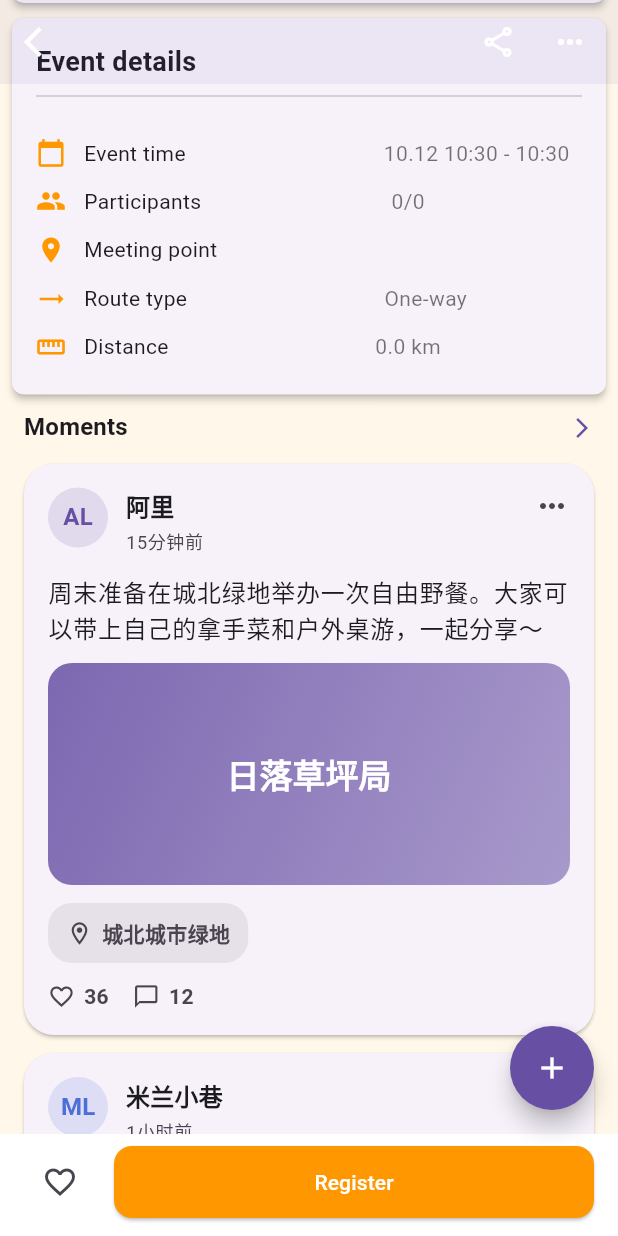
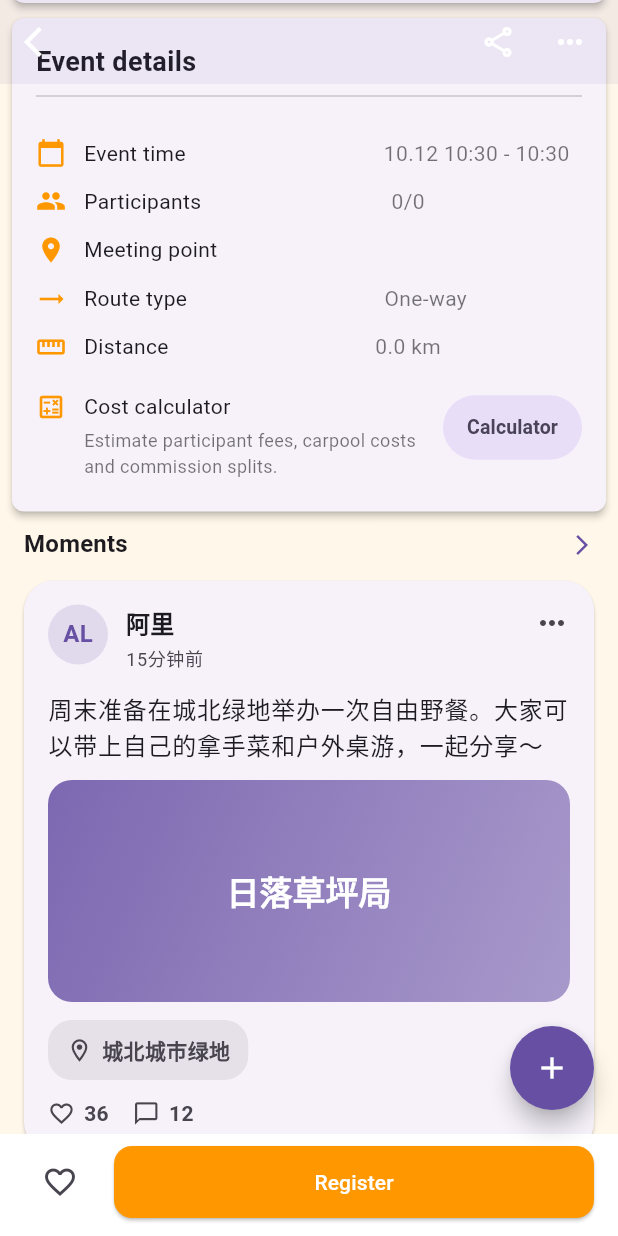
Before and after one commit to Kukutx/crew_app, a Flutter app: the EventDetailPage screen opened directly with empty values, scrolled down 576 dp, on a phone screen of 412 x 824 dp. Run offline on Flutter 3.47's test engine with Material 3 defaults, Android fonts, the phone set to English and light mode, and no system bars; our stand-ins replace cached_network_image, chewie, dio, firebase_auth, firebase_core, firebase_crashlytics and 12 more; missing offline and left inert: feedback, firebase_ui_auth, firebase_ui_oauth_apple, firebase_ui_oauth_google, image_gallery_saver_plus; accounts and stored records are empty; network calls fail.

Commit message:
Add event cost calculator to event details

```diff
--- a/lib/features/events/presentation/detail/widgets/event_info_card.dart
+++ b/lib/features/events/presentation/detail/widgets/event_info_card.dart
@@ -7,12 +7,14 @@ class EventInfoCard extends StatelessWidget {
   final Event event;
   final AppLocalizations loc;
   final VoidCallback onTapLocation;
+  final VoidCallback onTapCostCalculator;
 
   const EventInfoCard({
     super.key,
     required this.event,
     required this.loc,
     required this.onTapLocation,
+    required this.onTapCostCalculator,
   });
 
   @override
@@ -68,6 +70,8 @@ class EventInfoCard extends StatelessWidget {
                 loc.event_distance_title,
                 distanceText,
               ),
+            const SizedBox(height: 8),
+            _calculatorRow(context),
           ],
         ),
       ),
@@ -132,6 +136,45 @@ class EventInfoCard extends StatelessWidget {
         ),
       );
 
+  Widget _calculatorRow(BuildContext context) => Padding(
+        padding: const EdgeInsets.symmetric(vertical: 6),
+        child: Row(
+          crossAxisAlignment: CrossAxisAlignment.start,
+          children: [
+            const Icon(Icons.calculate_outlined, size: 20, color: Colors.orange),
+            const SizedBox(width: 12),
+            Expanded(
+              child: Column(
+                crossAxisAlignment: CrossAxisAlignment.start,
+                children: [
+                  Text(
+                    loc.event_cost_calculator_title,
+                    style: const TextStyle(fontSize: 14),
+                  ),
+                  const SizedBox(height: 4),
+                  Text(
+                    loc.event_cost_calculator_description,
+                    style: const TextStyle(fontSize: 12, color: Colors.black54),
+                  ),
+                ],
+              ),
+            ),
+            const SizedBox(width: 12),
+            FilledButton.tonal(
+              onPressed: onTapCostCalculator,
+              style: FilledButton.styleFrom(
+                padding: const EdgeInsets.symmetric(horizontal: 16, vertical: 12),
+                minimumSize: const Size(0, 0),
+              ),
+              child: Text(
+                loc.event_cost_calculator_button,
+                style: const TextStyle(fontSize: 13, fontWeight: FontWeight.w600),
+              ),
+            ),
+          ],
+        ),
+      );
+
   String _formatTime() {
     final start = event.startTime;
     final end = event.endTime;
--- a/lib/l10n/intl_en.arb
+++ b/lib/l10n/intl_en.arb
@@ -49,6 +49,19 @@
   "event_meeting_point_title": "Meeting point",
   "event_participants_title": "Participants",
   "event_time_title": "Event time",
+  "event_cost_calculator_title": "Cost calculator",
+  "event_cost_calculator_description": "Estimate participant fees, carpool costs and commission splits.",
+  "event_cost_calculator_button": "Calculator",
+  "event_cost_calculator_participants_label": "Participants",
+  "event_cost_calculator_fee_label": "Fee per person (¥)",
+  "event_cost_calculator_carpool_label": "Total carpool cost (¥)",
+  "event_cost_calculator_commission_label": "Commission rate (%)",
+  "event_cost_calculator_total_income": "Total registration income",
+  "event_cost_calculator_commission_total": "Commission payout",
+  "event_cost_calculator_carpool_share": "Carpool cost per person",
+  "event_cost_calculator_net_total": "Net income after costs",
+  "event_cost_calculator_net_per_person": "Net income per person",
+  "event_cost_calculator_hint": "Adjust any number to match the actual expenses for this trip.",
   "event_waypoints_title": "Waypoints",
   "event_route_type_title": "Route type",
   "event_route_type_round": "Round trip",
--- a/lib/l10n/intl_zh.arb
+++ b/lib/l10n/intl_zh.arb
@@ -91,6 +91,19 @@
   "event_meeting_point_title": "集合地点",
   "event_participants_title": "参与人数",
   "event_time_title": "活动时间",
+  "event_cost_calculator_title": "费用计算器",
+  "event_cost_calculator_description": "估算报名费用、拼车成本和佣金分成。",
+  "event_cost_calculator_button": "开始计算",
+  "event_cost_calculator_participants_label": "参与人数",
+  "event_cost_calculator_fee_label": "人均报名费 (¥)",
+  "event_cost_calculator_carpool_label": "拼车总费用 (¥)",
+  "event_cost_calculator_commission_label": "佣金比例 (%)",
+  "event_cost_calculator_total_income": "报名总收入",
+  "event_cost_calculator_commission_total": "佣金支出",
+  "event_cost_calculator_carpool_share": "人均拼车成本",
+  "event_cost_calculator_net_total": "扣除成本后净收入",
+  "event_cost_calculator_net_per_person": "人均净收入",
+  "event_cost_calculator_hint": "根据实际情况调整各项费用即可。",
   "event_waypoints_title": "途径点",
   "event_route_type_title": "路线类型",
   "event_route_type_round": "往返路线",
```
Also changed, not shown: lib/features/events/presentation/detail/widgets/event_cost_calculator_sheet.dart (added, +255 -0 lines), lib/features/events/presentation/detail/widgets/event_detail_body.dart (+13 -0 lines), lib/l10n/generated/app_localizations.dart, lib/l10n/generated/app_localizations_en.dart, lib/l10n/generated/app_localizations_zh.dart.
